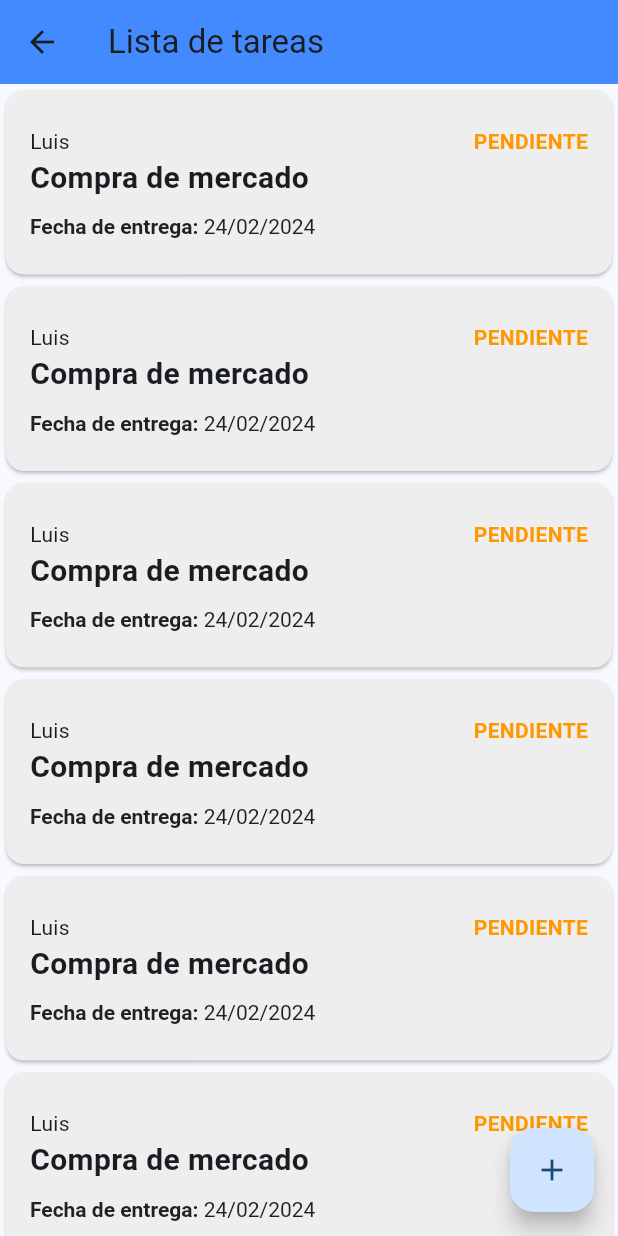
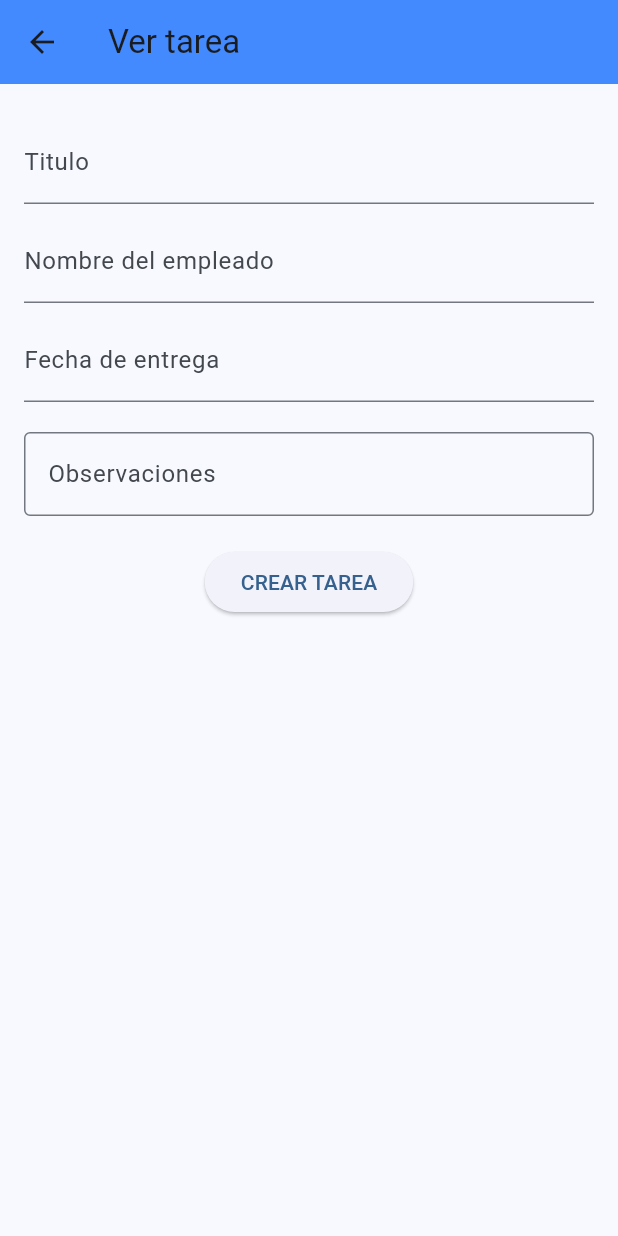
Before and after one commit to VictorBejarano/flutter_todo, a Flutter app: the ListTodoPage screen opened by its route, after a tap on "Luis", on a phone screen of 412 x 824 dp. Run offline on Flutter 3.47's test engine with Material 3 defaults, Android fonts, the phone set to English and light mode, and no system bars.

Commit message:
creacion Formulario crear tarea

```diff
--- /dev/null
+++ b/lib/ui/models/mode_form.dart
@@ -0,0 +1,3 @@
+part of 'models.dart';
+
+enum ModeForm { edit, view, create }
--- a/lib/ui/models/models.dart
+++ b/lib/ui/models/models.dart
@@ -1,2 +1,3 @@
 part 'pattern_validator.model.dart';
 part 'task_state.dart';
+part 'mode_form.dart';
--- a/lib/ui/pages/auth/auth_page.dart
+++ b/lib/ui/pages/auth/auth_page.dart
@@ -1,7 +1,7 @@
 import 'package:flutter/material.dart';
 import 'package:flutter_todo/ui/models/models.dart';
 import 'package:flutter_todo/ui/pages/auth/widgets/widgets.dart';
-import 'package:flutter_todo/ui/pages/temp/list_todo_page.dart';
+import 'package:flutter_todo/ui/pages/list_todo/list_todo_page.dart';
 
 class AuthPage extends StatefulWidget {
   const AuthPage({super.key});
--- /dev/null
+++ b/lib/ui/pages/form/form_page.dart
@@ -0,0 +1,138 @@
+import 'package:flutter/material.dart';
+import 'package:flutter_todo/ui/models/models.dart';
+import 'package:flutter_todo/ui/pages/widgets/widgets.dart';
+import 'package:intl/intl.dart';
+
+class FormPage extends StatefulWidget {
+  const FormPage({super.key});
+
+  static const String route = 'form';
+
+  @override
+  State<FormPage> createState() => _FormPageState();
+}
+
+class _FormPageState extends State<FormPage> {
+  final _formKey = GlobalKey<FormState>();
+  final TextEditingController _titleController = TextEditingController();
+  final TextEditingController _employeeNameController = TextEditingController();
+  final TextEditingController _dateController = TextEditingController();
+  final TextEditingController _observationsController = TextEditingController();
+
+  @override
+  Widget build(BuildContext context) {
+    final ModeForm mode = (ModalRoute.of(context)!.settings.arguments
+        as Map<String, dynamic>)['mode'];
+    // final String id = (ModalRoute.of(context)!.settings.arguments
+    //     as Map<String, dynamic>)['id'];
+    return Scaffold(
+      resizeToAvoidBottomInset: true,
+      appBar: AppBarTodo(
+        title: _getTitleAppBar(mode),
+      ),
+      body: Container(
+        margin: const EdgeInsets.symmetric(vertical: 24.0, horizontal: 16.0),
+        child: Form(
+            key: _formKey,
+            child: SingleChildScrollView(
+              child: Column(
+                children: <Widget>[
+                  _createInputTitle(),
+                  const SizedBox(
+                    height: 10,
+                  ),
+                  _createInputEmployeeName(),
+                  const SizedBox(
+                    height: 10,
+                  ),
+                  _createInputEndDate(context),
+                  const SizedBox(
+                    height: 20,
+                  ),
+                  _createInputObservations(),
+                  const SizedBox(
+                    height: 20,
+                  ),
+                  ElevatedButton(
+                      onPressed: _onSubmit, child: const Text('CREAR TAREA')),
+                ],
+              ),
+            )),
+      ),
+    );
+  }
+
+  void _onSubmit() {
+    print('Temporal');
+  }
+
+  TextFormField _createInputObservations() {
+    return TextFormField(
+      controller: _observationsController,
+      keyboardType: TextInputType.multiline,
+      textCapitalization: TextCapitalization.sentences,
+      maxLines: null,
+      decoration: const InputDecoration(
+        labelText: 'Observaciones',
+        border: OutlineInputBorder(),
+      ),
+    );
+  }
+
+  Widget _createInputEndDate(BuildContext context) {
+    return TextFormField(
+      controller: _dateController,
+      keyboardType: TextInputType.datetime,
+      decoration: const InputDecoration(
+        labelText: 'Fecha de entrega',
+      ),
+      readOnly: true,
+      onTap: () async {
+        DateTime? picker = await showDatePicker(
+            context: context,
+            keyboardType: TextInputType.datetime,
+            initialDate: DateTime.now(),
+            firstDate: DateTime(2000),
+            lastDate: DateTime(2100));
+        if (picker != null) {
+          _dateController.text = DateFormat('dd/MM/yyyy').format(picker);
+        }
+      },
+    );
+  }
+
+  Widget _createInputEmployeeName() {
+    return TextFormField(
+      controller: _employeeNameController,
+      keyboardType: TextInputType.name,
+      textCapitalization: TextCapitalization.sentences,
+      decoration: const InputDecoration(
+        labelText: 'Nombre del empleado',
+      ),
+    );
+  }
+
+  Widget _createInputTitle() {
+    return TextFormField(
+      controller: _titleController,
+      keyboardType: TextInputType.text,
+      textCapitalization: TextCapitalization.sentences,
+      decoration: const InputDecoration(
+        labelText: 'Titulo',
+      ),
+    );
+  }
+
+  String _getTitleAppBar(ModeForm? mode) {
+    switch (mode) {
+      case ModeForm.create:
+        return 'Crear tarea';
+      case ModeForm.edit:
+        return 'Editar tarea';
+      case ModeForm.view:
+        return 'Ver tarea';
+      default:
+        return 'ERROR';
+    }
+  }
+}
--- a/lib/ui/pages/temp/list_todo_page.dart
+++ b/lib/ui/pages/list_todo/list_todo_page.dart
@@ -1,6 +1,8 @@
 import 'package:flutter/material.dart';
 import 'package:flutter_todo/ui/models/models.dart';
-import 'package:flutter_todo/ui/pages/temp/widgets/widgets.dart';
+import 'package:flutter_todo/ui/pages/form/form_page.dart';
+import 'package:flutter_todo/ui/pages/list_todo/widgets/widgets.dart';
+import 'package:flutter_todo/ui/pages/widgets/widgets.dart';
 
 class ListTodoPage extends StatefulWidget {
   const ListTodoPage({super.key});
@@ -16,15 +18,15 @@ class _ListTodoPageState extends State<ListTodoPage> {
   @override
   Widget build(BuildContext context) {
     return Scaffold(
-      appBar: AppBar(
-        backgroundColor: Colors.blueAccent,
-        title: Text('Lista de tareas'),
-        scrolledUnderElevation: 2,
-        shadowColor: Theme.of(context).colorScheme.shadow,
+      appBar: const AppBarTodo(
+        title: 'Lista de tareas',
       ),
       body: _selectPage(),
       floatingActionButton: FloatingActionButton(
-        onPressed: () {},
+        onPressed: () {
+          Navigator.pushNamed(context, FormPage.route,
+              arguments: <String, dynamic>{'mode': ModeForm.create});
+        },
         child: const Icon(Icons.add),
       ),
     );
@@ -42,7 +44,11 @@ class _ListTodoPageState extends State<ListTodoPage> {
             endDate: DateTime.now(),
             state: TaskState.pending,
             onTap: () {
-              print('object');
+              Navigator.pushNamed(context, FormPage.route,
+                  arguments: <String, dynamic>{
+                    'mode': ModeForm.view,
+                    'id': '123'
+                  });
             },
           );
         },
--- a/lib/ui/pages/temp/widgets/card_todo.dart
+++ b/lib/ui/pages/list_todo/widgets/card_todo.dart
@@ -103,7 +103,7 @@ class CardToDo extends StatelessWidget {
           'ERROR',
           style:
               TextStyle(color: Colors.redAccent, fontWeight: FontWeight.bold),
-        );
+        ); // Sale cuando la tarea no tiene un estado dando error.
     }
   }
 }
--- /dev/null
+++ b/lib/ui/pages/widgets/app_bar_todo.dart
@@ -0,0 +1,19 @@
+part of 'widgets.dart';
+
+class AppBarTodo extends StatelessWidget implements PreferredSizeWidget{
+  final String title;
+  const AppBarTodo({super.key, required this.title});
+
+  @override
+  Size get preferredSize => const Size.fromHeight(kToolbarHeight);
+
+  @override
+  Widget build(BuildContext context) {
+    return AppBar(
+      backgroundColor: Colors.blueAccent,
+      title: Text(title),
+      scrolledUnderElevation: 2,
+      shadowColor: Theme.of(context).colorScheme.shadow,
+    );
+  }
+}
--- /dev/null
+++ b/lib/ui/pages/widgets/widgets.dart
@@ -0,0 +1,3 @@
+import 'package:flutter/material.dart';
+
+part 'app_bar_todo.dart';
--- a/lib/ui/routes.dart
+++ b/lib/ui/routes.dart
@@ -1,8 +1,10 @@
 import 'package:flutter/material.dart';
 import 'package:flutter_todo/ui/pages/auth/auth_page.dart';
-import 'package:flutter_todo/ui/pages/temp/list_todo_page.dart';
+import 'package:flutter_todo/ui/pages/form/form_page.dart';
+import 'package:flutter_todo/ui/pages/list_todo/list_todo_page.dart';
 
 Map<String, Widget Function(BuildContext)> routes = {
   AuthPage.route: (_) => AuthPage(),
   ListTodoPage.route: (_) => ListTodoPage(),
+  FormPage.route: (_) => FormPage(),
 };
```
Also changed, not shown: lib/ui/pages/list_todo/widgets/widgets.dart (renamed from lib/ui/pages/temp/widgets/widgets.dart).
